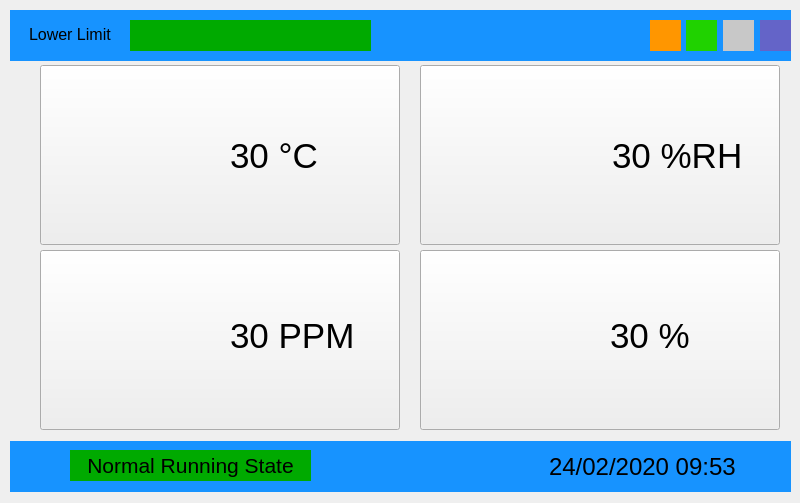
Old version of the form mainwindow.ui in the repository olekhanchai/QtPedcage.
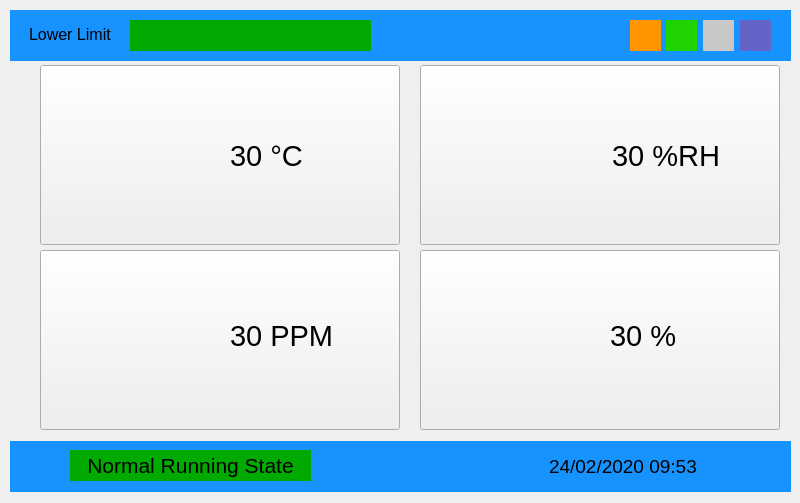
New version of the form. Icons and pictures are not drawn. Custom widgets are drawn as their Qt base class.

Diff of the .ui file:
```diff
--- a/mainwindow.ui
+++ b/mainwindow.ui
@@ -44,7 +44,7 @@
       </property>
       <property name="font">
        <font>
-        <pointsize>26</pointsize>
+        <pointsize>22</pointsize>
        </font>
       </property>
       <property name="text">
@@ -187,7 +187,7 @@
       </property>
       <property name="font">
        <font>
-        <pointsize>26</pointsize>
+        <pointsize>22</pointsize>
        </font>
       </property>
       <property name="text">
@@ -315,7 +315,7 @@
       </property>
       <property name="geometry">
        <rect>
-        <x>760</x>
+        <x>740</x>
         <y>20</y>
         <width>31</width>
         <height>31</height>
@@ -348,7 +348,7 @@
       </property>
       <property name="font">
        <font>
-        <pointsize>26</pointsize>
+        <pointsize>22</pointsize>
        </font>
       </property>
       <property name="text">
@@ -389,7 +389,7 @@
       </property>
       <property name="geometry">
        <rect>
-        <x>650</x>
+        <x>630</x>
         <y>20</y>
         <width>31</width>
         <height>31</height>
@@ -573,7 +573,7 @@
       </property>
       <property name="font">
        <font>
-        <pointsize>26</pointsize>
+        <pointsize>22</pointsize>
        </font>
       </property>
       <property name="text">
@@ -838,7 +838,7 @@
       </property>
       <property name="geometry">
        <rect>
-        <x>723</x>
+        <x>703</x>
         <y>20</y>
         <width>31</width>
         <height>31</height>
@@ -871,7 +871,7 @@
       </property>
       <property name="font">
        <font>
-        <pointsize>18</pointsize>
+        <pointsize>14</pointsize>
        </font>
       </property>
       <property name="text">
@@ -903,7 +903,7 @@
       </property>
       <property name="geometry">
        <rect>
-        <x>686</x>
+        <x>666</x>
         <y>20</y>
         <width>31</width>
         <height>31</height>
```
